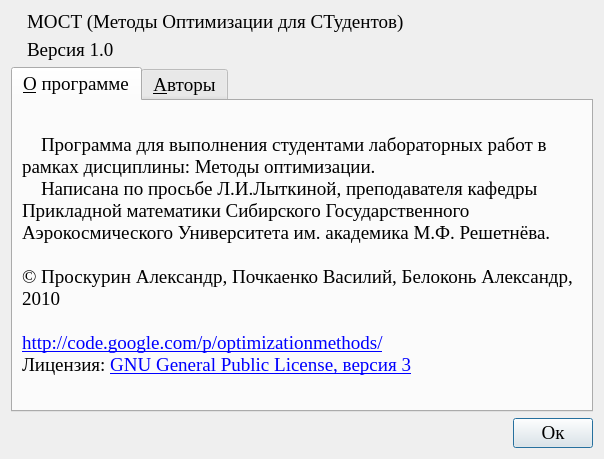
This is optimizationmethods/ui/aboutProgram.ui in Eliminationzx/optimizationmethods as Qt 5 draws it before an edit. The edited form follows.
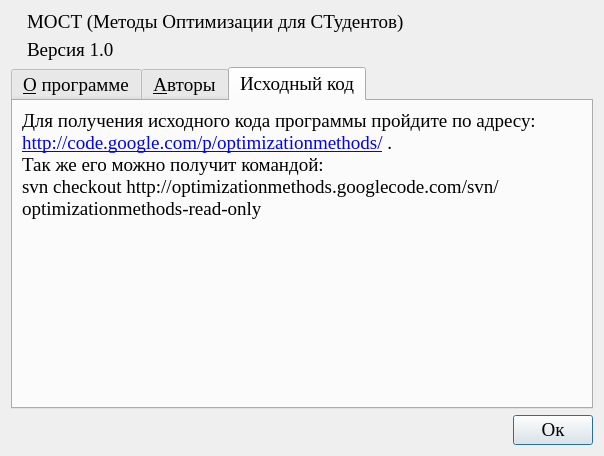
This is the edited form. The open tabs and pages were chosen to show the change. Icons and pictures are not drawn.

Commit message: Сдела окно с лицензией, открываемое из окна "О программе".

```diff
--- a/optimizationmethods/ui/aboutProgram.ui
+++ b/optimizationmethods/ui/aboutProgram.ui
@@ -7,7 +7,7 @@
     <x>0</x>
     <y>0</y>
     <width>604</width>
-    <height>459</height>
+    <height>456</height>
    </rect>
   </property>
   <property name="font">
@@ -71,14 +71,17 @@
             <string>&lt;!DOCTYPE HTML PUBLIC &quot;-//W3C//DTD HTML 4.0//EN&quot; &quot;http://www.w3.org/TR/REC-html40/strict.dtd&quot;&gt;
 &lt;html&gt;&lt;head&gt;&lt;meta name=&quot;qrichtext&quot; content=&quot;1&quot; /&gt;&lt;style type=&quot;text/css&quot;&gt;
 p, li { white-space: pre-wrap; }
-&lt;/style&gt;&lt;/head&gt;&lt;body style=&quot; font-family:'Sans Serif'; font-size:12pt; font-weight:400; font-style:normal;&quot;&gt;
-&lt;p style=&quot; margin-top:0px; margin-bottom:0px; margin-left:0px; margin-right:0px; -qt-block-indent:0; text-indent:0px;&quot;&gt;&lt;span style=&quot; font-family:'Times New Roman'; font-size:14pt;&quot;&gt;    Программа для выполнения студентами лабораторных работ в рамках дисциплины: Методы оптимизации.&lt;/span&gt;&lt;/p&gt;
-&lt;p style=&quot; margin-top:0px; margin-bottom:0px; margin-left:0px; margin-right:0px; -qt-block-indent:0; text-indent:0px;&quot;&gt;&lt;span style=&quot; font-family:'Times New Roman'; font-size:14pt;&quot;&gt;    Написана по просьбе Л.И.Лыткиной, преподавателя кафедры Прикладной математики Сибирского Государственного Аэрокосмического Университета им. академика М.Ф. Решетнёва.&lt;/span&gt;&lt;/p&gt;
-&lt;p style=&quot;-qt-paragraph-type:empty; margin-top:0px; margin-bottom:0px; margin-left:0px; margin-right:0px; -qt-block-indent:0; text-indent:0px; font-family:'Times New Roman'; font-size:14pt;&quot;&gt;&lt;/p&gt;
-&lt;p style=&quot; margin-top:0px; margin-bottom:0px; margin-left:0px; margin-right:0px; -qt-block-indent:0; text-indent:0px;&quot;&gt;&lt;span style=&quot; font-family:'Times New Roman'; font-size:14pt;&quot;&gt;© Проскурин Александр, Почкаенко Василий, Белоконь Александр, 2010&lt;/span&gt;&lt;/p&gt;
-&lt;p style=&quot;-qt-paragraph-type:empty; margin-top:0px; margin-bottom:0px; margin-left:0px; margin-right:0px; -qt-block-indent:0; text-indent:0px; font-family:'Times New Roman'; font-size:14pt; text-decoration: underline; color:#0000ff;&quot;&gt;&lt;/p&gt;
-&lt;p style=&quot; margin-top:0px; margin-bottom:0px; margin-left:0px; margin-right:0px; -qt-block-indent:0; text-indent:0px;&quot;&gt;&lt;a href=&quot;http://code.google.com/p/optimizationmethods/&quot;&gt;&lt;span style=&quot; font-family:'Times New Roman'; font-size:14pt; text-decoration: underline; color:#0000ff;&quot;&gt;http://code.google.com/p/optimizationmethods/&lt;/span&gt;&lt;/a&gt;&lt;/p&gt;
-&lt;p style=&quot; margin-top:0px; margin-bottom:0px; margin-left:0px; margin-right:0px; -qt-block-indent:0; text-indent:0px;&quot;&gt;&lt;span style=&quot; font-family:'Times New Roman'; font-size:14pt;&quot;&gt;Лицензия: &lt;/span&gt;&lt;a href=&quot;doc/license.htm&quot;&gt;&lt;span style=&quot; font-family:'Times New Roman'; font-size:14pt; text-decoration: underline; color:#0000ff;&quot;&gt;GNU General Public License, версия 3&lt;/span&gt;&lt;/a&gt;&lt;/p&gt;&lt;/body&gt;&lt;/html&gt;</string>
+&lt;/style&gt;&lt;/head&gt;&lt;body style=&quot; font-family:'Times New Roman'; font-size:14pt; font-weight:400; font-style:normal;&quot;&gt;
+&lt;p style=&quot; margin-top:0px; margin-bottom:0px; margin-left:0px; margin-right:0px; -qt-block-indent:0; text-indent:0px;&quot;&gt;    Программа для выполнения студентами лабораторных работ в рамках дисциплины: Методы оптимизации.&lt;/p&gt;
+&lt;p style=&quot; margin-top:0px; margin-bottom:0px; margin-left:0px; margin-right:0px; -qt-block-indent:0; text-indent:0px;&quot;&gt;    Написана по просьбе Л.И.Лыткиной, преподавателя кафедры Прикладной математики Сибирского Государственного Аэрокосмического Университета им. академика М.Ф. Решетнёва.&lt;/p&gt;
+&lt;p style=&quot;-qt-paragraph-type:empty; margin-top:0px; margin-bottom:0px; margin-left:0px; margin-right:0px; -qt-block-indent:0; text-indent:0px;&quot;&gt;&lt;/p&gt;
+&lt;p style=&quot; margin-top:0px; margin-bottom:0px; margin-left:0px; margin-right:0px; -qt-block-indent:0; text-indent:0px;&quot;&gt;© Проскурин Александр, Почкаенко Василий, Белоконь Александр, 2010&lt;/p&gt;
+&lt;p style=&quot;-qt-paragraph-type:empty; margin-top:0px; margin-bottom:0px; margin-left:0px; margin-right:0px; -qt-block-indent:0; text-indent:0px; text-decoration: underline; color:#0000ff;&quot;&gt;&lt;/p&gt;
+&lt;p style=&quot;-qt-paragraph-type:empty; margin-top:0px; margin-bottom:0px; margin-left:0px; margin-right:0px; -qt-block-indent:0; text-indent:0px; font-family:'Sans Serif'; font-size:12pt;&quot;&gt;&lt;/p&gt;
+&lt;p style=&quot; margin-top:0px; margin-bottom:0px; margin-left:0px; margin-right:0px; -qt-block-indent:0; text-indent:0px;&quot;&gt;Лицензия: &lt;a href=&quot;doc/license.htm&quot;&gt;&lt;span style=&quot; text-decoration: underline; color:#0000ff;&quot;&gt;GNU General Public License, версия 3&lt;/span&gt;&lt;/a&gt;&lt;/p&gt;&lt;/body&gt;&lt;/html&gt;</string>
+           </property>
+           <property name="alignment">
+            <set>Qt::AlignLeading|Qt::AlignLeft|Qt::AlignTop</set>
            </property>
            <property name="wordWrap">
             <bool>true</bool>
@@ -127,6 +130,35 @@
          </item>
         </layout>
        </widget>
+       <widget class="QWidget" name="tab_3">
+        <attribute name="title">
+         <string>Исходный код</string>
+        </attribute>
+        <layout class="QGridLayout" name="gridLayout_5">
+         <item row="0" column="0">
+          <widget class="QLabel" name="label_6">
+           <property name="text">
+            <string>&lt;!DOCTYPE HTML PUBLIC &quot;-//W3C//DTD HTML 4.0//EN&quot; &quot;http://www.w3.org/TR/REC-html40/strict.dtd&quot;&gt;
+&lt;html&gt;&lt;head&gt;&lt;meta name=&quot;qrichtext&quot; content=&quot;1&quot; /&gt;&lt;style type=&quot;text/css&quot;&gt;
+p, li { white-space: pre-wrap; }
+&lt;/style&gt;&lt;/head&gt;&lt;body style=&quot; font-family:'Times New Roman'; font-size:14pt; font-weight:400; font-style:normal;&quot;&gt;
+&lt;p style=&quot; margin-top:0px; margin-bottom:0px; margin-left:0px; margin-right:0px; -qt-block-indent:0; text-indent:0px;&quot;&gt;Для получения исходного кода программы пройдите по адресу: &lt;a href=&quot;http://code.google.com/p/optimizationmethods/&quot;&gt;&lt;span style=&quot; text-decoration: underline; color:#0000ff;&quot;&gt;http://code.google.com/p/optimizationmethods/&lt;/span&gt;&lt;/a&gt; .&lt;/p&gt;
+&lt;p style=&quot; margin-top:0px; margin-bottom:0px; margin-left:0px; margin-right:0px; -qt-block-indent:0; text-indent:0px;&quot;&gt;Так же его можно получит командой:&lt;/p&gt;
+&lt;p style=&quot; margin-top:0px; margin-bottom:0px; margin-left:0px; margin-right:0px; -qt-block-indent:0; text-indent:0px;&quot;&gt;svn checkout http://optimizationmethods.googlecode.com/svn/ optimizationmethods-read-only&lt;/p&gt;&lt;/body&gt;&lt;/html&gt;</string>
+           </property>
+           <property name="alignment">
+            <set>Qt::AlignLeading|Qt::AlignLeft|Qt::AlignTop</set>
+           </property>
+           <property name="wordWrap">
+            <bool>true</bool>
+           </property>
+           <property name="openExternalLinks">
+            <bool>true</bool>
+           </property>
+          </widget>
+         </item>
+        </layout>
+       </widget>
       </widget>
      </item>
      <item row="2" column="0">
@@ -149,6 +181,9 @@
          <property name="text">
           <string>Ок</string>
          </property>
+         <property name="default">
+          <bool>true</bool>
+         </property>
         </widget>
        </item>
       </layout>
```
Left out of the diff: 6 changed lines with no effect on the pictures. The commit also changes 4 other files.
